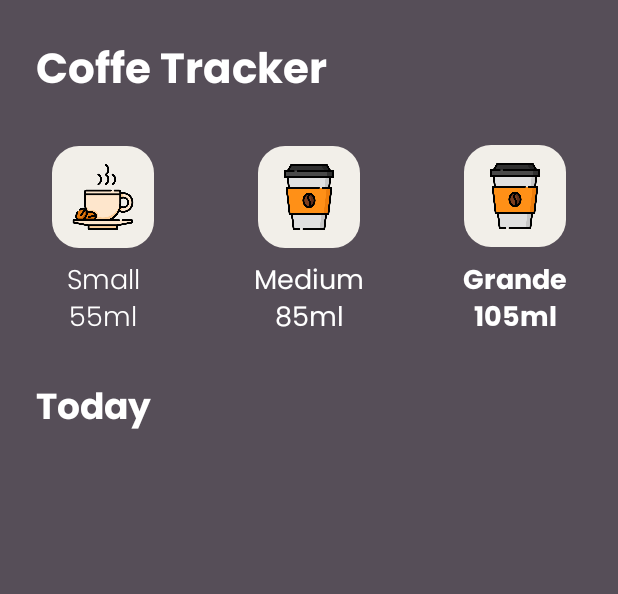
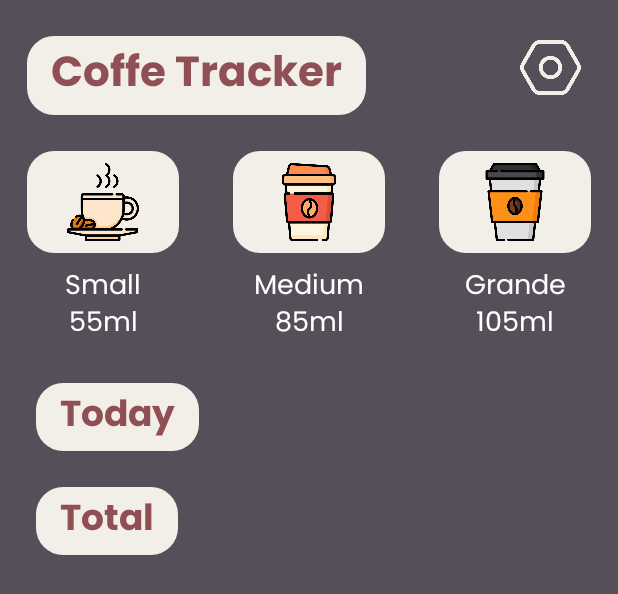
Before and after one commit to ItzDavi/CoffeeTracker, an Android app: the layout activity_main.xml on its own in the app's theme, with its tools: preview values and no code run, on a phone screen of 412 x 824 dp. Shown: the top 594 px of the screen. Run offline under Robolectric (Android 15) with nearby library versions, the phone set to English and light mode, and no system bars.

Commit message:
Added architecture basics
Added main activity basics

```diff
--- /dev/null
+++ b/app/src/main/java/com/d/coffeetracker/arch/Cup.kt
@@ -0,0 +1,6 @@
+package com.d.coffeetracker.arch
+
+class Cup(
+    val name: String,
+    val size: Int
+)
--- a/app/src/main/res/drawable/cups_background.xml
+++ b/app/src/main/res/drawable/cups_background.xml
@@ -2,5 +2,4 @@
 <shape xmlns:android="http://schemas.android.com/apk/res/android">
     <solid android:color="@color/fake_white" />
     <corners android:radius="18dp" />
-    <padding android:bottom="12dp" android:left="12dp" android:right="12dp" android:top="12dp" />
 </shape>
--- a/app/src/main/res/layout/activity_main.xml
+++ b/app/src/main/res/layout/activity_main.xml
@@ -9,15 +9,29 @@
 
     <TextView
         android:id="@+id/title"
-        android:layout_width="match_parent"
+        android:layout_width="wrap_content"
         android:layout_height="wrap_content"
         android:text="Coffe Tracker"
-        android:textColor="@color/white"
+        android:textColor="@color/violet"
         android:fontFamily="@font/poppinsbold"
         android:textSize="28sp"
+        android:paddingHorizontal="16dp"
+        android:paddingVertical="2dp"
+        android:background="@drawable/cups_background"
+        android:layout_marginTop="24dp"
+        android:layout_marginStart="18dp"
+        app:layout_constraintTop_toTopOf="parent"
+        app:layout_constraintStart_toStartOf="parent" />
+
+    <ImageView
+        android:id="@+id/settings"
+        android:layout_width="42dp"
+        android:layout_height="42dp"
+        android:src="@drawable/setting"
+        app:tint="@color/fake_white"
         android:layout_margin="24dp"
         app:layout_constraintTop_toTopOf="parent"
-        app:layout_constraintStart_toStartOf="parent" />
+        app:layout_constraintEnd_toEndOf="parent" />
 
     <LinearLayout
         android:id="@+id/cups_layout"
@@ -38,8 +52,10 @@
 
             <ImageView
                 android:id="@+id/small_cup_iv"
-                android:layout_width="68dp"
+                android:layout_width="match_parent"
                 android:layout_height="68dp"
+                android:layout_marginHorizontal="18dp"
+                android:paddingVertical="8dp"
                 android:background="@drawable/cups_background"
                 android:src="@drawable/small_cup"
                 app:layout_constraintTop_toTopOf="parent"
@@ -53,7 +69,7 @@
                 android:text="Small\n55ml"
                 android:textSize="18sp"
                 android:layout_marginTop="8dp"
-                android:fontFamily="@font/poppinslight"
+                android:fontFamily="@font/poppinsregular"
                 android:textColor="@color/white"
                 android:textAlignment="center"
                 app:layout_constraintTop_toBottomOf="@id/small_cup_iv"
@@ -71,10 +87,12 @@
 
             <ImageView
                 android:id="@+id/medium_cup_iv"
-                android:layout_width="68dp"
+                android:layout_width="match_parent"
                 android:layout_height="68dp"
+                android:paddingVertical="8dp"
+                android:layout_marginHorizontal="18dp"
                 android:background="@drawable/cups_background"
-                android:src="@drawable/medium_cup"
+                android:src="@drawable/grande_cup"
                 app:layout_constraintTop_toTopOf="parent"
                 app:layout_constraintStart_toStartOf="parent"
                 app:layout_constraintEnd_toEndOf="parent" />
@@ -97,20 +115,23 @@
 
         <!-- Grande -->
         <androidx.constraintlayout.widget.ConstraintLayout
-            android:id="@+id/rgande_cup_layout"
+            android:id="@+id/grande_cup_layout"
             android:layout_width="0dp"
             android:layout_weight="0.3"
             android:layout_height="wrap_content">
 
             <ImageView
                 android:id="@+id/grande_cup_iv"
-                android:layout_width="68dp"
+                android:layout_width="match_parent"
                 android:layout_height="68dp"
+                android:layout_marginHorizontal="18dp"
                 android:background="@drawable/cups_background"
+                android:paddingVertical="8dp"
                 android:src="@drawable/medium_cup"
-                app:layout_constraintTop_toTopOf="parent"
+                app:layout_constraintEnd_toEndOf="parent"
+                app:layout_constraintHorizontal_bias="0.555"
                 app:layout_constraintStart_toStartOf="parent"
-                app:layout_constraintEnd_toEndOf="parent" />
+                app:layout_constraintTop_toTopOf="parent" />
 
             <TextView
                 android:id="@+id/grande_cup_tv"
@@ -119,7 +140,7 @@
                 android:text="Grande\n105ml"
                 android:textAlignment="center"
                 android:textColor="@color/white"
-                android:fontFamily="@font/poppinsbold"
+                android:fontFamily="@font/poppinsregular"
                 android:textSize="18sp"
                 android:layout_marginTop="8dp"
                 app:layout_constraintTop_toBottomOf="@id/grande_cup_iv"
@@ -132,14 +153,32 @@
 
     <TextView
         android:id="@+id/today_title"
-        android:layout_width="match_parent"
+        android:layout_width="wrap_content"
         android:layout_height="wrap_content"
         android:text="Today"
+        android:background="@drawable/cups_background"
         android:fontFamily="@font/poppinsbold"
         android:textSize="24sp"
-        android:textColor="@color/white"
+        android:paddingHorizontal="16dp"
+        android:paddingVertical="2dp"
+        android:textColor="@color/violet"
         android:layout_margin="24dp"
         app:layout_constraintTop_toBottomOf="@id/cups_layout"
         app:layout_constraintStart_toStartOf="parent" />
 
+    <TextView
+        android:id="@+id/total_title"
+        android:layout_width="wrap_content"
+        android:layout_height="wrap_content"
+        android:text="Total"
+        android:background="@drawable/cups_background"
+        android:fontFamily="@font/poppinsbold"
+        android:textSize="24sp"
+        android:paddingHorizontal="16dp"
+        android:paddingVertical="2dp"
+        android:textColor="@color/violet"
+        android:layout_margin="24dp"
+        app:layout_constraintTop_toBottomOf="@id/today_title"
+        app:layout_constraintStart_toStartOf="parent" />
+
 </androidx.constraintlayout.widget.ConstraintLayout>
```
Also changed, not shown: app/src/main/java/com/d/coffeetracker/MainActivity.kt (+42 -0 lines), app/src/main/java/com/d/coffeetracker/MyUtils.kt (+49 -0 lines), app/src/main/java/com/d/coffeetracker/arch/Coffee.kt (+12 -1 lines), app/src/main/java/com/d/coffeetracker/arch/Stats.kt (added, +9 -0 lines), app/src/main/res/drawable/grande_cup.png (added), app/src/main/res/drawable/setting.png (added).
